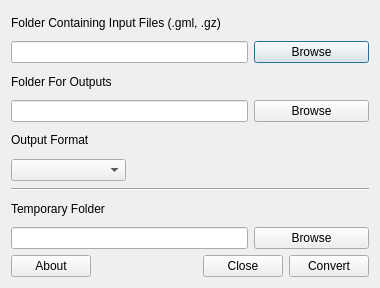
The window that frmos2ogr.ui (lutraconsulting/os2ogr) describes before a commit, drawn with Qt 5.
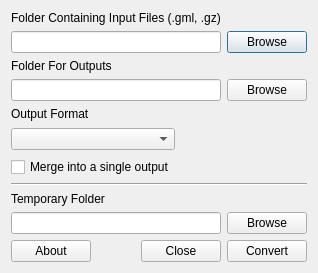
The same window after the commit. Icons and pictures are not drawn.

Commit message: Added option to allow inputs to be merged into a single set of output layers Minor changes to Infor, Warn and Error dialogs

```diff
--- a/frmos2ogr.ui
+++ b/frmos2ogr.ui
@@ -6,8 +6,8 @@
    <rect>
     <x>0</x>
     <y>0</y>
-    <width>380</width>
-    <height>288</height>
+    <width>289</width>
+    <height>245</height>
    </rect>
   </property>
   <property name="windowTitle">
@@ -75,31 +75,31 @@
      </property>
     </spacer>
    </item>
-   <item row="6" column="0" colspan="3">
+   <item row="7" column="0" colspan="3">
     <widget class="Line" name="line">
      <property name="orientation">
       <enum>Qt::Horizontal</enum>
      </property>
     </widget>
    </item>
-   <item row="7" column="0">
+   <item row="8" column="0">
     <widget class="QLabel" name="label_4">
      <property name="text">
       <string>Temporary Folder</string>
      </property>
     </widget>
    </item>
-   <item row="8" column="0" colspan="2">
+   <item row="9" column="0" colspan="2">
     <widget class="QLineEdit" name="tempDirLineEdit"/>
    </item>
-   <item row="8" column="2">
+   <item row="9" column="2">
     <widget class="QPushButton" name="tempDirBrowsePushButton">
      <property name="text">
       <string>Browse</string>
      </property>
     </widget>
    </item>
-   <item row="9" column="0" colspan="3">
+   <item row="10" column="0" colspan="3">
     <layout class="QHBoxLayout" name="horizontalLayout">
      <item>
       <widget class="QPushButton" name="aboutBtn">
@@ -137,6 +137,13 @@
      </item>
     </layout>
    </item>
+   <item row="6" column="0">
+    <widget class="QCheckBox" name="mergeIntoASingleOutputCheckBox">
+     <property name="text">
+      <string>Merge into a single output</string>
+     </property>
+    </widget>
+   </item>
   </layout>
  </widget>
  <resources>
```
The commit also changes 5 other files.
